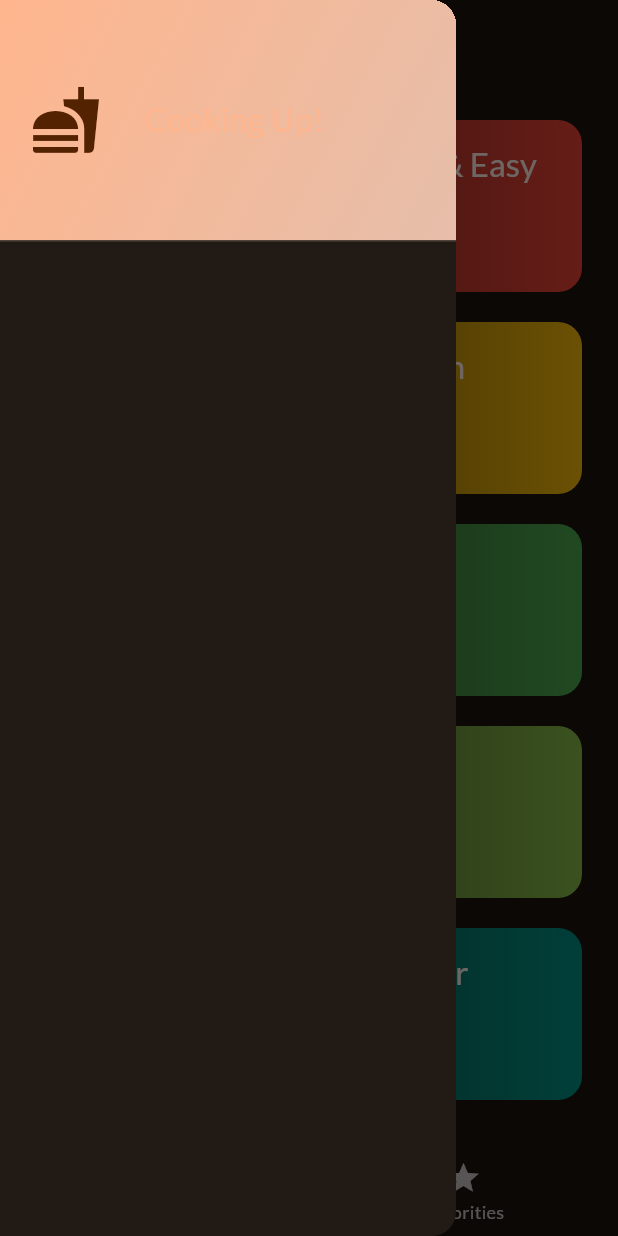
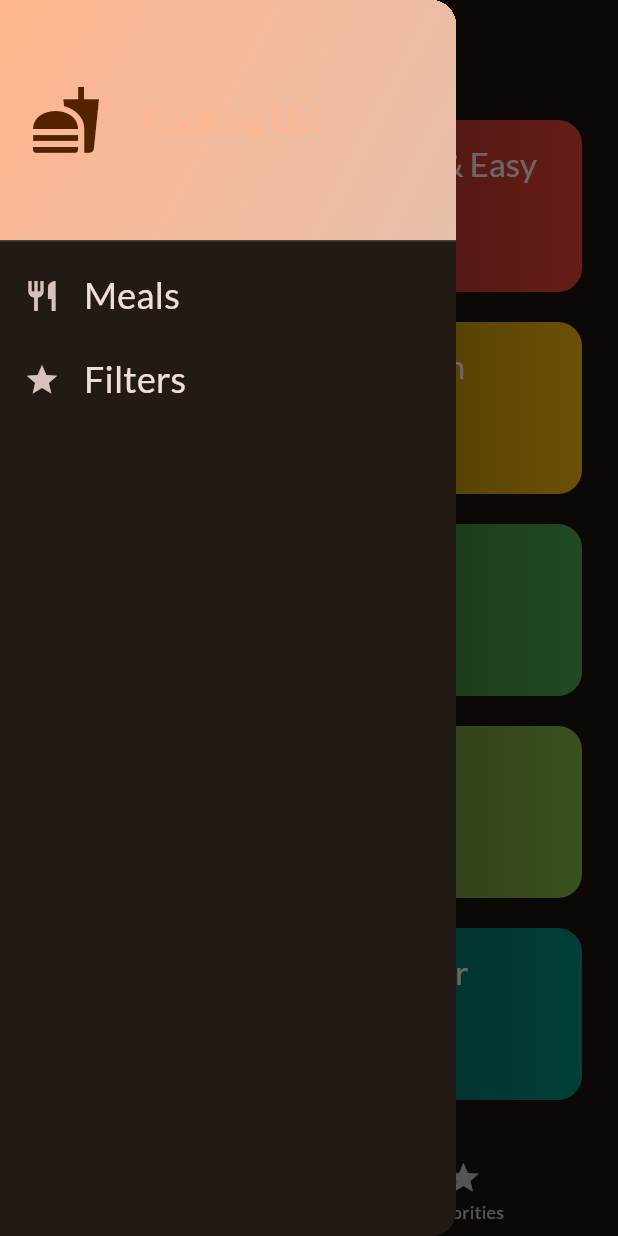
Before and after one commit to hpzynha/Flutter_Dart_The_Complete_Guide, a Flutter app: the screen it shows after launch, with the side drawer open, on a phone screen of 412 x 824 dp. Run offline on Flutter 3.47's test engine with Material 3 defaults, Android fonts, the phone set to English and light mode, and no system bars; our stand-ins replace google_fonts, transparent_image.

Commit message:
listTitle drawer

```diff
--- a/meals/lib/widgets/main_drawer.dart
+++ b/meals/lib/widgets/main_drawer.dart
@@ -38,7 +38,31 @@ class MainDrawer extends StatelessWidget {
                       .copyWith(color: Theme.of(context).colorScheme.primary),
                 ),
               ],
-              )),
+            ),
+          ),
+          ListTile(
+            leading: Icon(Icons.restaurant),
+            title: Text('Meals',
+                style: Theme.of(context).textTheme.titleSmall!.copyWith(
+                    color: Theme.of(context).colorScheme.onSurface,
+                    fontSize: 24)),
+            onTap: () {
+              Navigator.of(context).pushReplacementNamed('/');
+            },
+          ),
+          ListTile(
+            leading: Icon(Icons.star),
+            title: Text(
+              'Filters',
+              style: Theme.of(context).textTheme.titleSmall!.copyWith(
+                    color: Theme.of(context).colorScheme.onSurface,
+                    fontSize: 24,
+                  ),
+            ),
+            onTap: () {
+              Navigator.of(context).pushReplacementNamed('/favorities');
+            },
+          ),
         ],
       ),
     );
```
Lines whose indentation alone changed are shown as unchanged.
